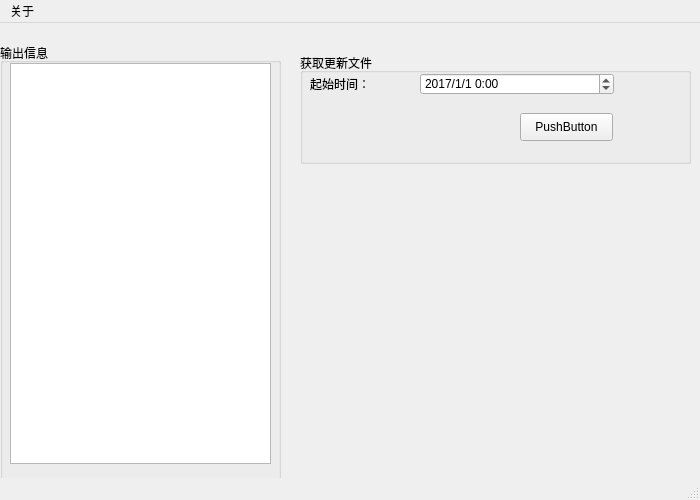
Old version of the form mainwindow.ui in the repository joql/updateFile.
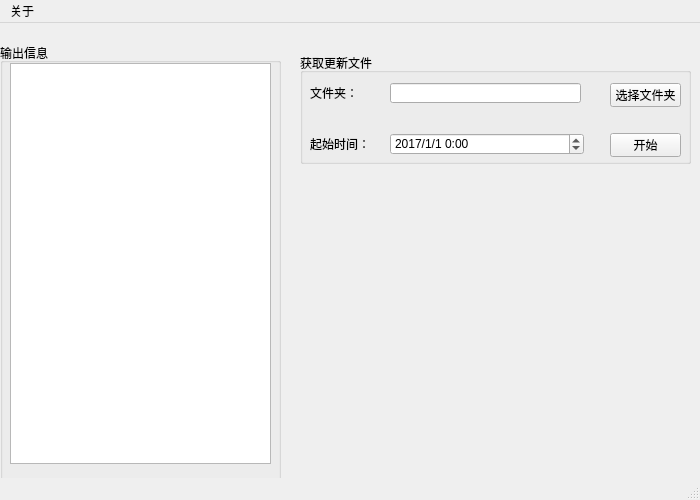
New version of the form.

Diff of the .ui file:
```diff
--- a/mainwindow.ui
+++ b/mainwindow.ui
@@ -77,8 +77,8 @@
     <widget class="QDateTimeEdit" name="dateTimeEdit">
      <property name="geometry">
       <rect>
-       <x>120</x>
-       <y>20</y>
+       <x>90</x>
+       <y>80</y>
        <width>194</width>
        <height>22</height>
       </rect>
@@ -104,8 +104,8 @@
      <property name="geometry">
       <rect>
        <x>10</x>
-       <y>20</y>
-       <width>81</width>
+       <y>80</y>
+       <width>61</width>
        <height>22</height>
       </rect>
      </property>
@@ -116,14 +116,50 @@
     <widget class="QPushButton" name="pushButton">
      <property name="geometry">
       <rect>
-       <x>220</x>
-       <y>60</y>
-       <width>93</width>
-       <height>28</height>
+       <x>310</x>
+       <y>30</y>
+       <width>71</width>
+       <height>24</height>
       </rect>
      </property>
      <property name="text">
-      <string>PushButton</string>
+      <string>选择文件夹</string>
+     </property>
+    </widget>
+    <widget class="QLabel" name="label_1">
+     <property name="geometry">
+      <rect>
+       <x>10</x>
+       <y>30</y>
+       <width>61</width>
+       <height>20</height>
+      </rect>
+     </property>
+     <property name="text">
+      <string>文件夹：</string>
+     </property>
+    </widget>
+    <widget class="QLineEdit" name="edit_dir">
+     <property name="geometry">
+      <rect>
+       <x>90</x>
+       <y>30</y>
+       <width>191</width>
+       <height>20</height>
+      </rect>
+     </property>
+    </widget>
+    <widget class="QPushButton" name="btn_getNew">
+     <property name="geometry">
+      <rect>
+       <x>310</x>
+       <y>80</y>
+       <width>71</width>
+       <height>24</height>
+      </rect>
+     </property>
+     <property name="text">
+      <string>开始</string>
      </property>
     </widget>
    </widget>
```
Left out of the diff: 4 changed lines with no effect on the pictures.
